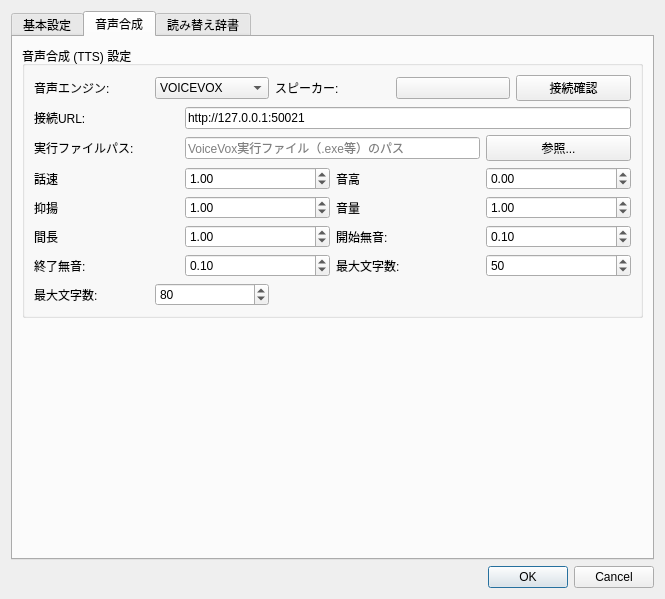
Qt form ui/settings_dialog.ui (Ikumyon/LiveVoiceBridge) before a commit.
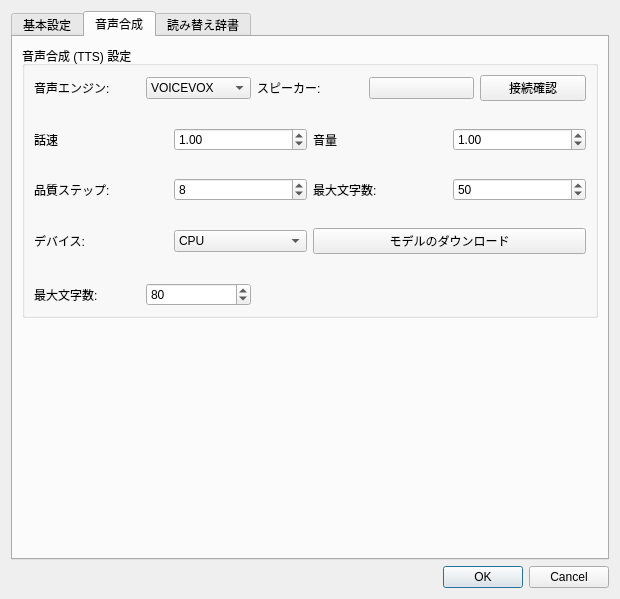
The same form after that commit. The open tabs and pages were chosen to show the change.

Diff of the .ui file:
```diff
--- a/ui/settings_dialog.ui
+++ b/ui/settings_dialog.ui
@@ -17,7 +17,7 @@
    <item>
     <widget class="QTabWidget" name="settingsTabWidget">
      <property name="currentIndex">
-      <number>1</number>
+      <number>0</number>
      </property>
      <widget class="QWidget" name="basicTab">
       <attribute name="title">
@@ -88,16 +88,6 @@
             </property>
            </widget>
           </item>
-          <item>
-           <widget class="QCheckBox" name="checkUpdatesCheckBox">
-            <property name="text">
-             <string>起動時にアップデートを確認する</string>
-            </property>
-            <property name="checked">
-             <bool>true</bool>
-            </property>
-           </widget>
-          </item>
           <item>
            <spacer name="optionsSpacer">
             <property name="orientation">
@@ -139,8 +129,8 @@
               <rect>
                <x>0</x>
                <y>0</y>
-               <width>96</width>
-               <height>26</height>
+               <width>570</width>
+               <height>54</height>
               </rect>
              </property>
              <layout class="QHBoxLayout" name="readBlockHBoxLayout">
@@ -287,6 +277,16 @@
          </layout>
         </widget>
        </item>
+       <item>
+        <widget class="QCheckBox" name="checkUpdatesCheckBox">
+         <property name="text">
+          <string>起動時にアップデートを確認する</string>
+         </property>
+         <property name="checked">
+          <bool>true</bool>
+         </property>
+        </widget>
+       </item>
        <item>
         <spacer name="verticalSpacer">
          <property name="orientation">
@@ -370,7 +370,7 @@
           <item row="1" column="0" colspan="5">
            <widget class="QStackedWidget" name="ttsEngineStackedWidget">
             <property name="currentIndex">
-             <number>3</number>
+             <number>0</number>
             </property>
             <widget class="QWidget" name="voicevoxPage">
              <layout class="QGridLayout" name="voicevoxGridLayout">
@@ -985,8 +985,8 @@
               </item>
              </layout>
             </widget>
-            <widget class="QWidget" name="sherpaSupertonicPage">
-             <layout class="QGridLayout" name="sherpaSupertonicGridLayout">
+            <widget class="QWidget" name="supertonicLightweightPage">
+             <layout class="QGridLayout" name="supertonicLightweightGridLayout">
               <property name="leftMargin">
                <number>0</number>
               </property>
@@ -1000,14 +1000,14 @@
                <number>0</number>
               </property>
               <item row="0" column="0">
-               <widget class="QLabel" name="sherpaSupertonicSpeedLabel">
+               <widget class="QLabel" name="supertonicLightweightSpeedLabel">
                 <property name="text">
                  <string>話速</string>
                 </property>
                </widget>
               </item>
               <item row="0" column="1">
-               <widget class="QDoubleSpinBox" name="sherpaSupertonicSpeedDoubleSpinBox">
+               <widget class="QDoubleSpinBox" name="supertonicLightweightSpeedDoubleSpinBox">
                 <property name="minimum">
                  <double>0.500000000000000</double>
                 </property>
@@ -1023,14 +1023,14 @@
                </widget>
               </item>
               <item row="0" column="2">
-               <widget class="QLabel" name="sherpaSupertonicVolumeLabel">
+               <widget class="QLabel" name="supertonicLightweightVolumeLabel">
                 <property name="text">
                  <string>音量</string>
                 </property>
                </widget>
               </item>
               <item row="0" column="3">
-               <widget class="QDoubleSpinBox" name="sherpaSupertonicVolumeDoubleSpinBox">
+               <widget class="QDoubleSpinBox" name="supertonicLightweightVolumeDoubleSpinBox">
                 <property name="minimum">
                  <double>0.000000000000000</double>
                 </property>
@@ -1046,14 +1046,14 @@
                </widget>
               </item>
               <item row="1" column="0">
-               <widget class="QLabel" name="sherpaSupertonicMaxLengthLabel">
+               <widget class="QLabel" name="supertonicLightweightMaxLengthLabel">
                 <property name="text">
                  <string>最大文字数:</string>
                 </property>
                </widget>
               </item>
               <item row="1" column="1">
-               <widget class="QSpinBox" name="sherpaSupertonicMaxLengthSpinBox">
+               <widget class="QSpinBox" name="supertonicLightweightMaxLengthSpinBox">
                 <property name="specialValueText">
                  <string>無制限</string>
                 </property>
@@ -1063,15 +1063,156 @@
                 <property name="maximum">
                  <number>1000</number>
                 </property>
-                <property name="value">
-                 <number>50</number>
-                </property>
                </widget>
               </item>
               <item row="1" column="2" colspan="2">
-               <widget class="QPushButton" name="sherpaSupertonicDownloadButton">
+               <widget class="QPushButton" name="supertonicLightweightDownloadButton">
                 <property name="text">
                  <string>モデルのダウンロード</string>
+                </property>
+               </widget>
+              </item>
+              <item row="2" column="0">
+               <widget class="QLabel" name="supertonicLightweightDeviceLabel">
+                <property name="text">
+                 <string>デバイス:</string>
+                </property>
+               </widget>
+              </item>
+              <item row="2" column="1">
+               <widget class="QComboBox" name="supertonicLightweightDeviceComboBox">
+                <item>
+                 <property name="text">
+                  <string>CPU</string>
+                 </property>
+                </item>
+               </widget>
+              </item>
+             </layout>
+            </widget>
+            <widget class="QWidget" name="supertonicPage">
+             <layout class="QGridLayout" name="supertonicGridLayout">
+              <property name="leftMargin">
+               <number>0</number>
+              </property>
+              <property name="topMargin">
+               <number>0</number>
+              </property>
+              <property name="rightMargin">
+               <number>0</number>
+              </property>
+              <property name="bottomMargin">
+               <number>0</number>
+              </property>
+              <item row="0" column="3">
+               <widget class="QDoubleSpinBox" name="supertonicVolumeDoubleSpinBox">
+                <property name="minimum">
+                 <double>0.000000000000000</double>
+                </property>
+                <property name="maximum">
+                 <double>2.000000000000000</double>
+                </property>
+                <property name="singleStep">
+                 <double>0.050000000000000</double>
+                </property>
+                <property name="value">
+                 <double>1.000000000000000</double>
+                </property>
+               </widget>
+              </item>
+              <item row="0" column="0">
+               <widget class="QLabel" name="supertonicSpeedLabel">
+                <property name="text">
+                 <string>話速</string>
+                </property>
+               </widget>
+              </item>
+              <item row="0" column="1">
+               <widget class="QDoubleSpinBox" name="supertonicSpeedDoubleSpinBox">
+                <property name="minimum">
+                 <double>0.700000000000000</double>
+                </property>
+                <property name="maximum">
+                 <double>2.000000000000000</double>
+                </property>
+                <property name="singleStep">
+                 <double>0.050000000000000</double>
+                </property>
+                <property name="value">
+                 <double>1.000000000000000</double>
+                </property>
+               </widget>
+              </item>
+              <item row="0" column="2">
+               <widget class="QLabel" name="supertonicVolumeLabel">
+                <property name="text">
+                 <string>音量</string>
+                </property>
+               </widget>
+              </item>
+              <item row="1" column="3">
+               <widget class="QSpinBox" name="supertonicMaxLengthSpinBox">
+                <property name="specialValueText">
+                 <string>無制限</string>
+                </property>
+                <property name="minimum">
+                 <number>-1</number>
+                </property>
+                <property name="maximum">
+                 <number>1000</number>
+                </property>
+                <property name="value">
+                 <number>50</number>
+                </property>
+               </widget>
+              </item>
+              <item row="1" column="1">
+               <widget class="QSpinBox" name="supertonicStepsSpinBox">
+                <property name="minimum">
+                 <number>5</number>
+                </property>
+                <property name="maximum">
+                 <number>12</number>
+                </property>
+                <property name="value">
+                 <number>8</number>
+                </property>
+               </widget>
+              </item>
+              <item row="2" column="0">
+               <widget class="QLabel" name="supertonicDeviceLabel">
+                <property name="text">
+                 <string>デバイス:</string>
+                </property>
+               </widget>
+              </item>
+              <item row="2" column="1">
+               <widget class="QComboBox" name="supertonicDeviceComboBox">
+                <item>
+                 <property name="text">
+                  <string>CPU</string>
+                 </property>
+                </item>
+               </widget>
+              </item>
+              <item row="2" column="2" colspan="2">
+               <widget class="QPushButton" name="supertonicDownloadButton">
+                <property name="text">
+                 <string>モデルのダウンロード</string>
+                </property>
+               </widget>
+              </item>
+              <item row="1" column="2">
+               <widget class="QLabel" name="supertonicMaxLengthLabel">
+                <property name="text">
+                 <string>最大文字数:</string>
+                </property>
+               </widget>
+              </item>
+              <item row="1" column="0">
+               <widget class="QLabel" name="supertonicStepsLabel">
+                <property name="text">
+                 <string>品質ステップ:</string>
                 </property>
                </widget>
               </item>
```
